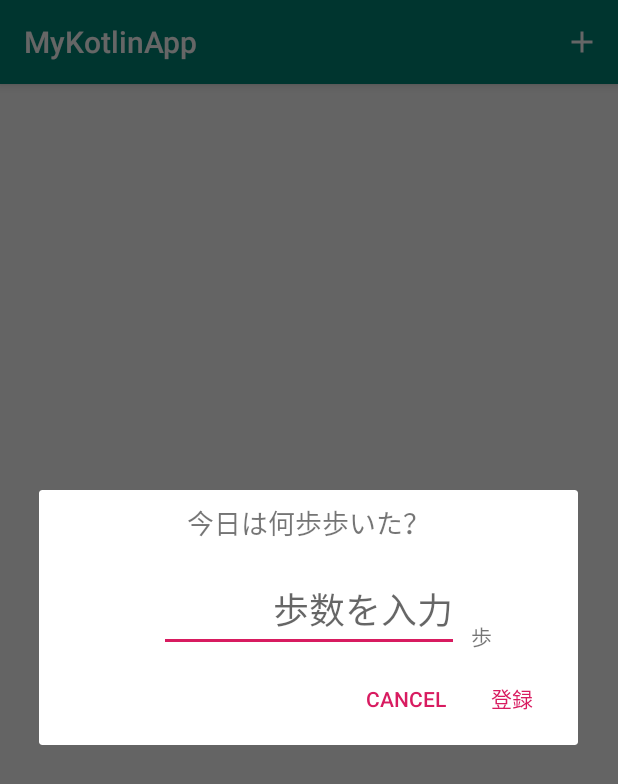
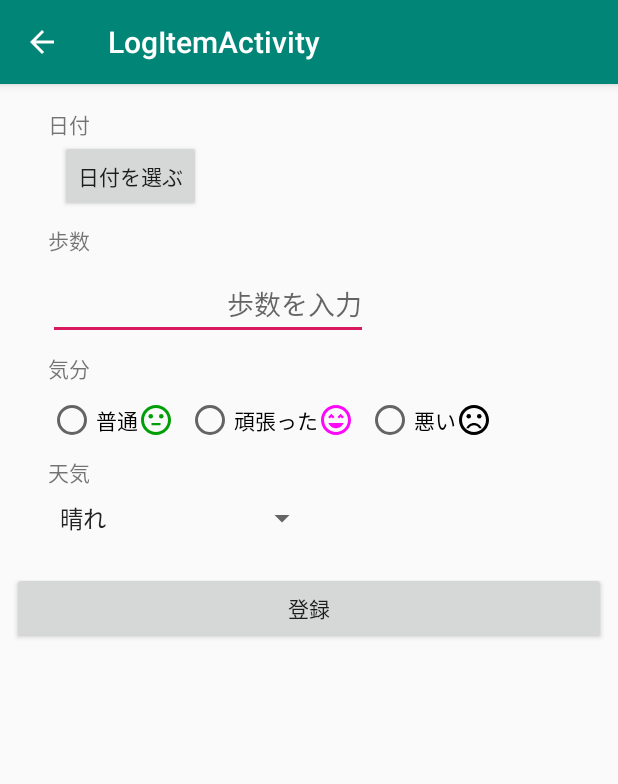
Before and after one commit to le-kamba/qiita_pedometer, an Android app: the screen it shows after launch (MainActivity before the commit, LogItemActivity after it), after a tap on "記録を追加", on a phone screen of 412 x 824 dp. Shown: the top 784 px of the screen. Run offline under Robolectric (Android 15) with nearby library versions, the phone set to English and light mode, and no system bars.

Commit message:
Fragment追加/レイアウト作成まで

```diff
--- a/app/build.gradle
+++ b/app/build.gradle
@@ -38,6 +38,7 @@ dependencies {
     implementation 'androidx.appcompat:appcompat:1.1.0-beta01'
     implementation 'androidx.core:core-ktx:1.2.0-alpha02'
     implementation 'androidx.constraintlayout:constraintlayout:1.1.3'
+    implementation 'com.google.android.material:material:1.1.0-alpha07'
     testImplementation 'junit:junit:4.12'
     testImplementation 'org.assertj:assertj-core:3.2.0'
     testImplementation 'androidx.test.ext:junit:1.1.1'
--- a/app/src/main/AndroidManifest.xml
+++ b/app/src/main/AndroidManifest.xml
@@ -9,6 +9,11 @@
             android:roundIcon="@mipmap/ic_launcher_round"
             android:supportsRtl="true"
             android:theme="@style/AppTheme">
+        <activity
+                android:name=".activity.logitem.LogItemActivity"
+                android:label="@string/title_activity_log_item"
+                android:theme="@style/AppTheme.NoActionBar">
+        </activity>
         <activity android:name=".MainActivity">
             <intent-filter>
                 <action android:name="android.intent.action.MAIN"/>
--- a/app/src/main/java/jp/les/kasa/sample/mykotlinapp/InputDialogFragment.kt
+++ /dev/null
@@ -1,36 +0,0 @@
-package jp.les.kasa.sample.mykotlinapp
-
-import android.app.Dialog
-import android.os.Bundle
-import android.view.View
-import androidx.appcompat.app.AlertDialog
-import androidx.fragment.app.DialogFragment
-import androidx.lifecycle.ViewModelProviders
-import jp.les.kasa.sample.mykotlinapp.data.StepCountLog
-import kotlinx.android.synthetic.main.dialog_input.view.*
-import java.text.SimpleDateFormat
-import java.util.*
-
-class InputDialogFragment : DialogFragment() {
-
-    override fun onCreateDialog(savedInstanceState: Bundle?): Dialog {
-        val viewModel = ViewModelProviders.of(activity!!).get(MainViewModel::class.java)
-
-        val view = View.inflate(context, R.layout.dialog_input, null)
-        val builder = AlertDialog.Builder(requireContext())
-
-        builder.setView(view)
-            .setNegativeButton(android.R.string.cancel, null)
-            .setPositiveButton(R.string.resist) { _, _ ->
-                val step = view.editStep.text.toString()
-                val date = getDateString(Calendar.getInstance().time)
-                viewModel.addStepCount(StepCountLog(date, step.toInt()))
-            }
-        return builder.create()
-    }
-
-    private fun getDateString(time: Date): String {
-        val fmt = SimpleDateFormat("yyyy/MM/dd", Locale.JAPAN)
-        return fmt.format(time)
-    }
-}
--- a/app/src/main/java/jp/les/kasa/sample/mykotlinapp/MainActivity.kt
+++ b/app/src/main/java/jp/les/kasa/sample/mykotlinapp/MainActivity.kt
@@ -1,5 +1,6 @@
 package jp.les.kasa.sample.mykotlinapp
 
+import android.content.Intent
 import android.os.Bundle
 import android.view.LayoutInflater
 import android.view.Menu
@@ -11,6 +12,7 @@ import androidx.lifecycle.ViewModelProviders
 import androidx.recyclerview.widget.DividerItemDecoration
 import androidx.recyclerview.widget.LinearLayoutManager
 import androidx.recyclerview.widget.RecyclerView
+import jp.les.kasa.sample.mykotlinapp.activity.logitem.LogItemActivity
 import jp.les.kasa.sample.mykotlinapp.data.StepCountLog
 import jp.les.kasa.sample.mykotlinapp.databinding.ActivityMainBinding
 import jp.les.kasa.sample.mykotlinapp.databinding.ItemStepLogBinding
@@ -20,7 +22,7 @@ import kotlinx.android.synthetic.main.activity_main.*
 class MainActivity : AppCompatActivity() {
 
     companion object {
-        const val INPUT_TAG = "input_dialog"
+        const val REQUEST_CODE_LOGITEM = 100
     }
 
     lateinit var viewModel: MainViewModel
@@ -44,7 +46,7 @@ class MainActivity : AppCompatActivity() {
         val decor = DividerItemDecoration(this, DividerItemDecoration.VERTICAL)
         log_list.addItemDecoration(decor)
 
-        InputDialogFragment().show(supportFragmentManager, INPUT_TAG)
+//        InputDialogFragment().show(supportFragmentManager, INPUT_TAG)
     }
 
     override fun onCreateOptionsMenu(menu: Menu?): Boolean {
@@ -57,7 +59,8 @@ class MainActivity : AppCompatActivity() {
         item?.let {
             return when (it.itemId) {
                 R.id.add_record -> {
-                    InputDialogFragment().show(supportFragmentManager, INPUT_TAG)
+                    val intent = Intent(this, LogItemActivity::class.java)
+                    startActivityForResult(intent, REQUEST_CODE_LOGITEM)
                     true
                 }
                 else -> false
--- /dev/null
+++ b/app/src/main/java/jp/les/kasa/sample/mykotlinapp/activity/logitem/LogInputFragment.kt
@@ -0,0 +1,32 @@
+package jp.les.kasa.sample.mykotlinapp.activity.logitem
+
+
+import android.os.Bundle
+import android.view.LayoutInflater
+import android.view.View
+import android.view.ViewGroup
+import androidx.fragment.app.Fragment
+import jp.les.kasa.sample.mykotlinapp.R
+
+
+/**
+ * A simple [Fragment] subclass.
+ *
+ */
+class LogInputFragment : Fragment() {
+
+    companion object {
+        fun newInstance(): LogInputFragment {
+            val f = LogInputFragment()
+            return f
+        }
+    }
+
+    override fun onCreateView(
+        inflater: LayoutInflater, container: ViewGroup?,
+        savedInstanceState: Bundle?
+    ): View? {
+        // Inflate the layout for this fragment
+        return inflater.inflate(R.layout.fragment_log_input, container, false)
+    }
+}
--- /dev/null
+++ b/app/src/main/java/jp/les/kasa/sample/mykotlinapp/activity/logitem/LogItemActivity.kt
@@ -0,0 +1,35 @@
+package jp.les.kasa.sample.mykotlinapp.activity.logitem
+
+import android.os.Bundle
+import android.view.MenuItem
+import androidx.appcompat.app.AppCompatActivity
+import jp.les.kasa.sample.mykotlinapp.R
+import kotlinx.android.synthetic.main.activity_log_item.*
+
+
+class LogItemActivity : AppCompatActivity() {
+
+    override fun onCreate(savedInstanceState: Bundle?) {
+        super.onCreate(savedInstanceState)
+        setContentView(R.layout.activity_log_item)
+        setSupportActionBar(toolbar)
+
+        if (savedInstanceState == null) {
+            supportFragmentManager.beginTransaction()
+                .replace(R.id.container, LogInputFragment.newInstance())
+                .commitNow()
+        }
+
+        supportActionBar?.setDisplayHomeAsUpEnabled(true)
+    }
+
+    override fun onOptionsItemSelected(item: MenuItem): Boolean {
+        when (item.itemId) {
+            android.R.id.home -> {
+                onBackPressed()
+                return true
+            }
+        }
+        return super.onOptionsItemSelected(item)
+    }
+}
--- a/app/src/main/res/layout-v26/dialog_input.xml
+++ /dev/null
@@ -1,44 +0,0 @@
-<?xml version="1.0" encoding="utf-8"?>
-<androidx.constraintlayout.widget.ConstraintLayout
-        xmlns:android="http://schemas.android.com/apk/res/android"
-        xmlns:app="http://schemas.android.com/apk/res-auto"
-        android:layout_width="match_parent"
-        android:layout_height="match_parent">
-
-    <TextView
-            android:id="@+id/label_Title"
-            android:text="@string/label_input_title"
-            android:layout_width="wrap_content"
-            android:layout_height="wrap_content"
-            android:textSize="18sp"
-            android:textAlignment="center"
-            app:layout_constraintStart_toStartOf="parent"
-            android:layout_marginStart="8dp"
-            android:layout_marginTop="8dp"
-            app:layout_constraintTop_toTopOf="parent"
-            app:layout_constraintEnd_toEndOf="parent"
-            android:layout_marginEnd="8dp"/>
-    <EditText
-            android:id="@+id/editStep"
-            android:hint="@string/hint_edit_step"
-            android:layout_width="200dp"
-            android:layout_height="wrap_content"
-            android:inputType="numberSigned"
-            android:layout_alignParentStart="true"
-            android:layout_marginTop="16dp"
-            app:layout_constraintTop_toBottomOf="@+id/label_Title"
-            app:layout_constraintStart_toStartOf="parent"
-            app:layout_constraintEnd_toEndOf="parent"
-            android:singleLine="true"
-            android:textSize="24sp"
-            android:textAlignment="viewEnd"
-            android:importantForAutofill="no"/>
-    <TextView
-            android:id="@+id/label_step"
-            android:text="@string/label_step"
-            android:layout_width="wrap_content"
-            android:layout_height="wrap_content"
-            app:layout_constraintStart_toEndOf="@+id/editStep"
-            android:layout_marginStart="8dp"
-            app:layout_constraintBottom_toBottomOf="@+id/editStep"/>
-</androidx.constraintlayout.widget.ConstraintLayout>
--- /dev/null
+++ b/app/src/main/res/layout/activity_log_item.xml
@@ -0,0 +1,26 @@
+<?xml version="1.0" encoding="utf-8"?>
+<androidx.coordinatorlayout.widget.CoordinatorLayout
+        xmlns:android="http://schemas.android.com/apk/res/android"
+        xmlns:app="http://schemas.android.com/apk/res-auto"
+        xmlns:tools="http://schemas.android.com/tools"
+        android:layout_width="match_parent"
+        android:layout_height="match_parent"
+        tools:context=".activity.logitem.LogItemActivity">
+
+    <com.google.android.material.appbar.AppBarLayout
+            android:layout_height="wrap_content"
+            android:layout_width="match_parent"
+            android:theme="@style/AppTheme.AppBarOverlay">
+
+        <androidx.appcompat.widget.Toolbar
+                android:id="@+id/toolbar"
+                android:layout_width="match_parent"
+                android:layout_height="?attr/actionBarSize"
+                android:background="?attr/colorPrimary"
+                app:popupTheme="@style/AppTheme.PopupOverlay"/>
+
+    </com.google.android.material.appbar.AppBarLayout>
+
+    <include layout="@layout/content_log_item"/>
+
+</androidx.coordinatorlayout.widget.CoordinatorLayout>
--- /dev/null
+++ b/app/src/main/res/layout/content_log_item.xml
@@ -0,0 +1,21 @@
+<?xml version="1.0" encoding="utf-8"?>
+<androidx.constraintlayout.widget.ConstraintLayout
+        xmlns:android="http://schemas.android.com/apk/res/android"
+        xmlns:tools="http://schemas.android.com/tools"
+        xmlns:app="http://schemas.android.com/apk/res-auto"
+        android:layout_width="match_parent"
+        android:layout_height="match_parent"
+        app:layout_behavior="@string/appbar_scrolling_view_behavior"
+        tools:showIn="@layout/activity_log_item"
+        tools:context=".activity.logitem.LogItemActivity">
+
+    <FrameLayout
+            android:layout_width="match_parent"
+            android:layout_height="match_parent"
+            android:id="@+id/container"
+            app:layout_constraintTop_toTopOf="parent"
+            app:layout_constraintStart_toStartOf="parent"
+            app:layout_constraintBottom_toBottomOf="parent"
+            app:layout_constraintEnd_toEndOf="parent">
+    </FrameLayout>
+</androidx.constraintlayout.widget.ConstraintLayout>
--- a/app/src/main/res/layout/dialog_input.xml
+++ /dev/null
@@ -1,44 +0,0 @@
-<?xml version="1.0" encoding="utf-8"?>
-<androidx.constraintlayout.widget.ConstraintLayout
-        xmlns:android="http://schemas.android.com/apk/res/android"
-        xmlns:app="http://schemas.android.com/apk/res-auto"
-        android:layout_width="match_parent"
-        android:layout_height="match_parent">
-
-    <TextView
-            android:id="@+id/label_Title"
-            android:text="@string/label_input_title"
-            android:layout_width="wrap_content"
-            android:layout_height="wrap_content"
-            android:textSize="18sp"
-            android:textAlignment="center"
-            app:layout_constraintStart_toStartOf="parent"
-            android:layout_marginStart="8dp"
-            android:layout_marginTop="8dp"
-            app:layout_constraintTop_toTopOf="parent"
-            app:layout_constraintEnd_toEndOf="parent"
-            android:layout_marginEnd="8dp"/>
-    <EditText
-            android:id="@+id/editStep"
-            android:hint="@string/hint_edit_step"
-            android:layout_width="200dp"
-            android:layout_height="wrap_content"
-            android:inputType="numberSigned"
-            android:layout_alignParentStart="true"
-            android:layout_marginTop="16dp"
-            app:layout_constraintTop_toBottomOf="@+id/label_Title"
-            app:layout_constraintStart_toStartOf="parent"
-            app:layout_constraintEnd_toEndOf="parent"
-            android:singleLine="true"
-            android:textSize="24sp"
-            android:textAlignment="viewEnd"
-            android:importantForAutofill="no"/>
-    <TextView
-            android:id="@+id/label_step"
-            android:text="@string/label_step"
-            android:layout_width="wrap_content"
-            android:layout_height="wrap_content"
-            app:layout_constraintStart_toEndOf="@+id/editStep"
-            android:layout_marginStart="8dp"
-            app:layout_constraintBottom_toBottomOf="@+id/editStep"/>
-</androidx.constraintlayout.widget.ConstraintLayout>
--- /dev/null
+++ b/app/src/main/res/layout/fragment_log_input.xml
@@ -0,0 +1,147 @@
+<?xml version="1.0" encoding="utf-8"?>
+<androidx.constraintlayout.widget.ConstraintLayout
+        xmlns:android="http://schemas.android.com/apk/res/android"
+        xmlns:app="http://schemas.android.com/apk/res-auto"
+        xmlns:tools="http://schemas.android.com/tools"
+        android:layout_width="match_parent"
+        android:layout_height="match_parent"
+        tools:context=".activity.logitem.LogInputFragment">
+
+    <TextView
+            android:text="@string/label_date"
+            android:layout_width="wrap_content"
+            android:layout_height="wrap_content"
+            android:id="@+id/label_date"
+            app:layout_constraintStart_toStartOf="parent"
+            android:layout_marginStart="32dp"
+            app:layout_constraintTop_toTopOf="parent"
+            android:layout_marginTop="16dp"/>
+    <TextView
+            android:layout_width="wrap_content"
+            android:layout_height="wrap_content"
+            android:id="@+id/text_date"
+            app:layout_constraintStart_toStartOf="parent"
+            android:layout_marginStart="32dp"
+            android:layout_marginTop="8dp"
+            app:layout_constraintTop_toBottomOf="@+id/label_date"
+            android:layout_marginBottom="8dp"
+            app:layout_constraintBottom_toBottomOf="@+id/button_date"
+            android:textSize="18sp"
+            tools:text="2999/99/99"/>
+    <Button
+            android:text="@string/label_select_date"
+            android:layout_width="wrap_content"
+            android:layout_height="wrap_content"
+            android:id="@+id/button_date"
+            app:layout_constraintStart_toEndOf="@+id/text_date"
+            android:layout_marginStart="8dp"
+            app:layout_constraintTop_toBottomOf="@+id/label_date"
+    />
+    <TextView
+            android:text="@string/label_step_count"
+            android:layout_width="wrap_content"
+            android:layout_height="wrap_content"
+            android:id="@+id/label_step_count"
+            android:layout_marginTop="8dp"
+            app:layout_constraintTop_toBottomOf="@+id/button_date"
+            app:layout_constraintStart_toStartOf="parent"
+            android:layout_marginStart="32dp"/>
+    <EditText
+            android:layout_width="wrap_content"
+            android:layout_height="wrap_content"
+            android:inputType="numberSigned"
+            android:ems="10"
+            android:id="@+id/edit_count"
+            app:layout_constraintStart_toStartOf="parent"
+            android:layout_marginStart="32dp"
+            android:layout_marginTop="8dp"
+            app:layout_constraintTop_toBottomOf="@+id/label_step_count"
+            android:hint="@string/hint_edit_step"
+            android:singleLine="true"
+            android:textAlignment="textEnd"
+            android:importantForAutofill="no" tools:targetApi="o"/>
+    <TextView
+            android:text="@string/label_level"
+            android:layout_width="wrap_content"
+            android:layout_height="wrap_content"
+            android:id="@+id/label_level"
+            android:layout_marginTop="8dp"
+            app:layout_constraintTop_toBottomOf="@+id/edit_count"
+            app:layout_constraintStart_toStartOf="parent"
+            android:layout_marginStart="32dp"/>
+    <RadioGroup
+            android:layout_width="match_parent"
+            android:layout_height="wrap_content"
+            app:layout_constraintStart_toStartOf="parent"
+            android:layout_marginStart="32dp"
+            android:layout_marginTop="8dp"
+            android:orientation="horizontal"
+            app:layout_constraintTop_toBottomOf="@+id/label_level"
+            android:id="@+id/radio_group"
+            app:layout_constraintEnd_toEndOf="parent"
+            android:layout_marginEnd="32dp">
+        <RadioButton
+                android:text="@string/level_normal"
+                android:layout_width="wrap_content"
+                android:layout_height="wrap_content"
+                android:id="@+id/radio_normal"/>
+        <ImageView
+                android:src="@drawable/ic_sentiment_neutral_green_24dp"
+                android:layout_width="wrap_content"
+                android:layout_height="match_parent"
+                android:id="@+id/imageView"/>
+        <RadioButton
+                android:text="@string/level_good"
+                android:layout_width="wrap_content"
+                android:layout_height="wrap_content"
+                android:id="@+id/radio_good"
+                android:layout_marginLeft="8dp"/>
+        <ImageView
+                android:src="@drawable/ic_sentiment_very_satisfied_pink_24dp"
+                android:layout_width="wrap_content"
+                android:layout_height="match_parent"
+                android:id="@+id/imageView2"/>
+        <RadioButton
+                android:text="@string/level_bad"
+                android:layout_width="wrap_content"
+                android:layout_height="wrap_content"
+                android:id="@+id/radio_bad"
+                android:layout_marginLeft="8dp"/>
+        <ImageView
+                android:src="@drawable/ic_sentiment_dissatisfied_black_24dp"
+                android:layout_width="wrap_content"
+                android:layout_height="match_parent"
+                android:id="@+id/imageView3"/>
+    </RadioGroup>
+    <TextView
+            android:text="@string/label_weather"
+            android:layout_width="wrap_content"
+            android:layout_height="wrap_content"
+            android:id="@+id/label_weather"
+            app:layout_constraintStart_toStartOf="parent"
+            android:layout_marginStart="32dp"
+            android:layout_marginTop="8dp"
+            app:layout_constraintTop_toBottomOf="@+id/radio_group"/>
+
+    <Spinner
+            android:layout_width="wrap_content"
+            android:layout_height="wrap_content"
+            android:minWidth="180dp"
+            android:id="@+id/spinner_weather"
+            android:layout_marginTop="8dp"
+            app:layout_constraintTop_toBottomOf="@+id/label_weather"
+            app:layout_constraintStart_toStartOf="parent"
+            android:layout_marginStart="32dp"
+            android:entries="@array/array_weathers"/>
+    <Button
+            android:text="@string/resist"
+            android:layout_height="wrap_content"
+            android:layout_width="match_parent"
+            android:id="@+id/button_resist"
+            app:layout_constraintStart_toStartOf="parent"
+            android:layout_marginStart="8dp"
+            app:layout_constraintEnd_toEndOf="parent"
+            android:layout_marginEnd="8dp"
+            app:layout_constraintTop_toBottomOf="@+id/spinner_weather"
+            android:layout_marginTop="24dp"/>
+</androidx.constraintlayout.widget.ConstraintLayout>
--- /dev/null
+++ b/app/src/main/res/values/arrays.xml
@@ -0,0 +1,11 @@
+<?xml version="1.0" encoding="utf-8"?>
+<resources>
+    <string-array name="array_weathers">
+        <item>晴れ</item>
+        <item>雨</item>
+        <item>曇り</item>
+        <item>雪</item>
+        <item>寒い</item>
+        <item>暑い</item>
+    </string-array>
+</resources>
--- /dev/null
+++ b/app/src/main/res/values/dimens.xml
@@ -0,0 +1,3 @@
+<resources>
+    <dimen name="fab_margin">16dp</dimen>
+</resources>
--- a/app/src/main/res/values/strings.xml
+++ b/app/src/main/res/values/strings.xml
@@ -3,9 +3,20 @@
 
     <string name="label_input_title">今日は何歩歩いた？</string>
     <string name="label_step">歩</string>
+    <string name="label_step_count">歩数</string>
     <string name="hint_edit_step">歩数を入力</string>
     <string name="resist">登録</string>
     <string name="menu_label_add_record">記録を追加</string>
     <string name="label_log_prefix">この日は</string>
     <string name="label_log_suffix">歩 歩きました</string>
+
+    <string name="title_activity_log_item">LogItemActivity</string>
+
+    <string name="level_normal">普通</string>
+    <string name="level_good">頑張った</string>
+    <string name="level_bad">悪い</string>
+    <string name="label_date">日付</string>
+    <string name="label_select_date">日付を選ぶ</string>
+    <string name="label_level">気分</string>
+    <string name="label_weather">天気</string>
 </resources>
--- a/app/src/main/res/values/styles.xml
+++ b/app/src/main/res/values/styles.xml
@@ -7,5 +7,11 @@
         <item name="colorPrimaryDark">@color/colorPrimaryDark</item>
         <item name="colorAccent">@color/colorAccent</item>
     </style>
+    <style name="AppTheme.NoActionBar">
+        <item name="windowActionBar">false</item>
+        <item name="windowNoTitle">true</item>
+    </style>
+    <style name="AppTheme.AppBarOverlay" parent="ThemeOverlay.AppCompat.Dark.ActionBar"/>
+    <style name="AppTheme.PopupOverlay" parent="ThemeOverlay.AppCompat.Light"/>
 
 </resources>
```
